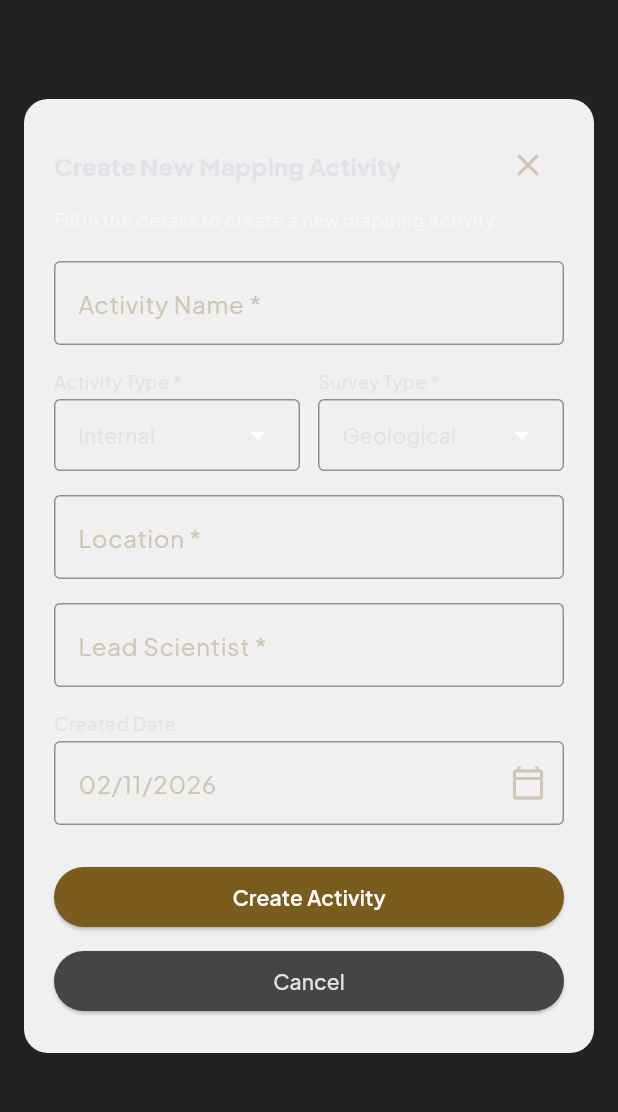
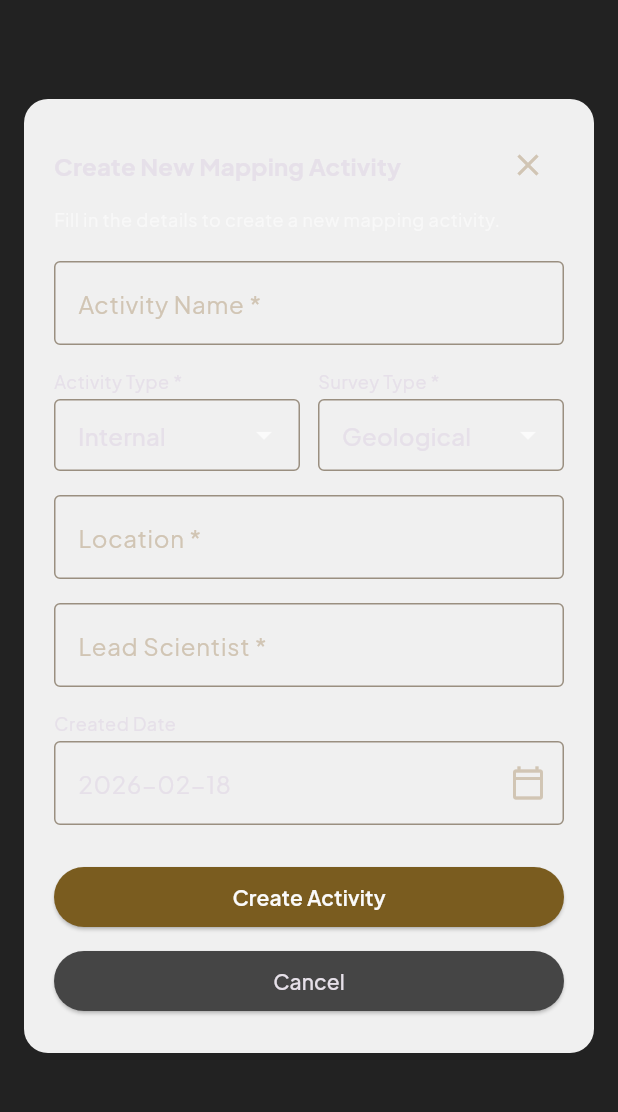
Before and after one commit to jlungo/madini_mobile, a Flutter app: the GeoscientificMappingCreatePage screen opened by its route, on a phone screen of 412 x 824 dp, the part 84-1196 px from its top. Run offline on Flutter 3.47's test engine with Material 3 defaults, Android fonts, the phone set to English and light mode, and no system bars; our stand-ins replace dartz, dio, flutter_dotenv, flutter_secure_storage, go_router, google_fonts; accounts and stored records are empty.

Commit message:
feat: create mapping activity form and refactor GeoscientificMappingCreatePage
- Introduced a new MappingActivityForm widget for reusable form functionality.
- Refactored GeoscientificMappingCreatePage to utilize the new form and integrate with MappingActivityController.
- Enhanced UI components and improved state management for loading states.

```diff
--- a/lib/features/geoscientific_survey/presentation/pages/geoscientific_mapping_create_page.dart
+++ b/lib/features/geoscientific_survey/presentation/pages/geoscientific_mapping_create_page.dart
@@ -1,9 +1,11 @@
 import 'package:flutter/material.dart';
 import 'package:go_router/go_router.dart';
+import 'package:provider/provider.dart';
 
-import '../../../../shared/widgets/app_button.dart';
-import '../../../../shared/widgets/app_input.dart';
 import '../../../../shared/widgets/app_scaffold.dart';
+import '../../domain/entities/mapping_activity_entity.dart';
+import '../controllers/mapping_activity_controller.dart';
+import '../widgets/mapping_activity_form.dart';
 
 class GeoscientificMappingCreatePage extends StatelessWidget {
   const GeoscientificMappingCreatePage({super.key});
@@ -13,11 +15,11 @@ class GeoscientificMappingCreatePage extends StatelessWidget {
     final theme = Theme.of(context);
 
     return AppScaffold(
-      body: Stack(
+      body: Consumer<MappingActivityController>(
+        builder: (context, ctrl, _) {
+          return Stack(
             children: [
-          Container(
-            color: Colors.black.withOpacity(0.2),
-          ),
+              Container(color: Colors.black.withValues(alpha: 0.2)),
               Center(
                 child: ConstrainedBox(
                   constraints: const BoxConstraints(maxWidth: 420),
@@ -45,7 +47,9 @@ class GeoscientificMappingCreatePage extends StatelessWidget {
                               ),
                               IconButton(
                                 icon: const Icon(Icons.close),
-                            onPressed: () => context.pop(),
+                                onPressed: ctrl.isLoading
+                                    ? null
+                                    : () => context.pop(),
                               ),
                             ],
                           ),
@@ -58,61 +62,12 @@ class GeoscientificMappingCreatePage extends StatelessWidget {
                             ),
                           ),
                           const SizedBox(height: 20),
-                      const AppInput(
-                        label: 'Activity Name *',
-                        hintText: 'Enter activity name',
-                      ),
-                      const SizedBox(height: 16),
-                      Row(
-                        children: const [
-                          Expanded(
-                            child: _DropdownField(
-                              label: 'Activity Type *',
-                              value: 'Internal',
-                            ),
-                          ),
-                          SizedBox(width: 12),
-                          Expanded(
-                            child: _DropdownField(
-                              label: 'Survey Type *',
-                              value: 'Geological',
-                            ),
-                          ),
-                        ],
-                      ),
-                      const SizedBox(height: 16),
-                      const AppInput(
-                        label: 'Location *',
-                        hintText: 'Enter location',
-                      ),
-                      const SizedBox(height: 16),
-                      const AppInput(
-                        label: 'Lead Scientist *',
-                        hintText: 'Enter lead scientist name',
-                      ),
-                      const SizedBox(height: 16),
-                      const _DateField(),
-                      const SizedBox(height: 24),
-                      AppButton(
-                        onPressed: () {},
-                        fullWidth: true,
-                        child: Text(
-                          'Create Activity',
-                          style: theme.textTheme.labelLarge?.copyWith(
-                            color: theme.colorScheme.onPrimary,
-                            fontWeight: FontWeight.w600,
-                          ),
-                        ),
-                      ),
-                      const SizedBox(height: 8),
-                      AppButton(
-                        onPressed: () => context.pop(),
-                        fullWidth: true,
-                        variant: AppButtonVariant.secondary,
-                        child: Text(
-                          'Cancel',
-                          style: theme.textTheme.labelLarge,
-                        ),
+                          MappingActivityForm(
+                            onSave: (MappingActivityEntity entity) =>
+                                _handleSave(context, ctrl, entity),
+                            isLoading: ctrl.isLoading,
+                            submitLabel: 'Create Activity',
+                            cancelLabel: 'Cancel',
                           ),
                         ],
                       ),
@@ -121,77 +76,35 @@ class GeoscientificMappingCreatePage extends StatelessWidget {
                 ),
               ),
             ],
+          );
+        },
+      ),
+    );
+  }
+
+  Future<void> _handleSave(
+    BuildContext context,
+    MappingActivityController ctrl,
+    MappingActivityEntity entity,
+  ) async {
+    final created = await ctrl.createActivity(entity);
+    if (!context.mounted) return;
+    if (created != null) {
+      context.pop();
+      ScaffoldMessenger.of(context).showSnackBar(
+        const SnackBar(
+            content: Text('Mapping activity created successfully')),
+      );
+    } else if (ctrl.hasError) {
+      ScaffoldMessenger.of(context).showSnackBar(
+        SnackBar(
+          content: Text(ctrl.errorMessage ?? 'Failed to create'),
+          action: SnackBarAction(
+            label: 'Dismiss',
+            onPressed: () => ctrl.clearError(),
+          ),
         ),
       );
     }
   }
-
-class _DropdownField extends StatelessWidget {
-  final String label;
-  final String value;
-
-  const _DropdownField({
-    required this.label,
-    required this.value,
-  });
-
-  @override
-  Widget build(BuildContext context) {
-    final theme = Theme.of(context);
-
-    return Column(
-      crossAxisAlignment: CrossAxisAlignment.start,
-      children: [
-        Text(
-          label,
-          style: theme.textTheme.bodySmall,
-        ),
-        const SizedBox(height: 4),
-        InputDecorator(
-          decoration: InputDecoration(
-            border: const OutlineInputBorder(),
-            contentPadding:
-                const EdgeInsets.symmetric(horizontal: 12, vertical: 10),
-          ),
-          child: Row(
-            mainAxisAlignment: MainAxisAlignment.spaceBetween,
-            children: [
-              Text(
-                value,
-                style: theme.textTheme.bodyMedium,
-              ),
-              const Icon(Icons.arrow_drop_down),
-            ],
-          ),
-        ),
-      ],
-    );
 }
-}
-
-class _DateField extends StatelessWidget {
-  const _DateField();
-
-  @override
-  Widget build(BuildContext context) {
-    final theme = Theme.of(context);
-
-    return Column(
-      crossAxisAlignment: CrossAxisAlignment.start,
-      children: [
-        Text(
-          'Created Date',
-          style: theme.textTheme.bodySmall,
-        ),
-        const SizedBox(height: 4),
-        TextField(
-          readOnly: true,
-          decoration: InputDecoration(
-            hintText: '02/11/2026',
-            suffixIcon: const Icon(Icons.calendar_today_outlined),
-          ),
-        ),
-      ],
-    );
-  }
-}
--- /dev/null
+++ b/lib/features/geoscientific_survey/presentation/widgets/mapping_activity_form.dart
@@ -0,0 +1,274 @@
+import 'package:flutter/material.dart';
+
+import '../../../../shared/widgets/app_button.dart';
+import '../../../../shared/widgets/app_input.dart';
+import '../../domain/entities/mapping_activity_entity.dart';
+
+/// Reusable form for create/edit mapping activity. Caller handles submit (create/update).
+class MappingActivityForm extends StatefulWidget {
+  const MappingActivityForm({
+    super.key,
+    this.initial,
+    required this.onSave,
+    this.isLoading = false,
+    this.submitLabel = 'Save',
+    this.cancelLabel = 'Cancel',
+  });
+
+  final MappingActivityEntity? initial;
+  final void Function(MappingActivityEntity entity) onSave;
+  final bool isLoading;
+  final String submitLabel;
+  final String cancelLabel;
+
+  @override
+  State<MappingActivityForm> createState() => _MappingActivityFormState();
+}
+
+class _MappingActivityFormState extends State<MappingActivityForm> {
+  final _formKey = GlobalKey<FormState>();
+  late final TextEditingController _nameController;
+  late final TextEditingController _locationController;
+  late final TextEditingController _leadScientistController;
+  late final TextEditingController _createdDateController;
+  String _activityType = 'Internal';
+  String _surveyType = 'Geological';
+
+  static const List<String> _activityTypes = ['Internal', 'Consultancy'];
+  static const List<String> _surveyTypes = [
+    'Geological',
+    'Geochemical',
+    'Geophysical',
+    'Geohazard',
+  ];
+
+  @override
+  void initState() {
+    super.initState();
+    final e = widget.initial;
+    _nameController = TextEditingController(text: e?.activityName ?? '');
+    _locationController = TextEditingController(text: e?.location ?? '');
+    _leadScientistController = TextEditingController(text: e?.leadScientist ?? '');
+    _createdDateController = TextEditingController(
+      text: e?.createdDate ?? _today(),
+    );
+    _activityType = e?.activityType ?? 'Internal';
+    _surveyType = e?.surveyType ?? 'Geological';
+  }
+
+  static String _today() {
+    final d = DateTime.now();
+    return '${d.year}-${d.month.toString().padLeft(2, '0')}-${d.day.toString().padLeft(2, '0')}';
+  }
+
+  @override
+  void dispose() {
+    _nameController.dispose();
+    _locationController.dispose();
+    _leadScientistController.dispose();
+    _createdDateController.dispose();
+    super.dispose();
+  }
+
+  MappingActivityEntity _buildEntity() {
+    final e = widget.initial;
+    return MappingActivityEntity(
+      id: e?.id ?? '',
+      activityName: _nameController.text.trim(),
+      activityType: _activityType,
+      surveyType: _surveyType,
+      location: _locationController.text.trim(),
+      status: e?.status ?? 'Planned',
+      createdDate: _createdDateController.text.trim(),
+      completedDate: e?.completedDate,
+      leadScientist: _leadScientistController.text.trim(),
+      samplesCollected: e?.samplesCollected ?? false,
+      basemapUploaded: e?.basemapUploaded ?? false,
+      reportsGenerated: e?.reportsGenerated ?? false,
+    );
+  }
+
+  void _submit() {
+    if (!_formKey.currentState!.validate()) return;
+    widget.onSave(_buildEntity());
+  }
+
+  Future<void> _pickDate() async {
+    final initial = DateTime.tryParse(_createdDateController.text);
+    final picked = await showDatePicker(
+      context: context,
+      initialDate: initial ?? DateTime.now(),
+      firstDate: DateTime(2000),
+      lastDate: DateTime(2100),
+    );
+    if (picked != null) {
+      _createdDateController.text =
+          '${picked.year}-${picked.month.toString().padLeft(2, '0')}-${picked.day.toString().padLeft(2, '0')}';
+    }
+  }
+
+  @override
+  Widget build(BuildContext context) {
+    final theme = Theme.of(context);
+
+    return Form(
+      key: _formKey,
+      child: Column(
+        crossAxisAlignment: CrossAxisAlignment.stretch,
+        mainAxisSize: MainAxisSize.min,
+        children: [
+          AppInput(
+            controller: _nameController,
+            label: 'Activity Name *',
+            hintText: 'Enter activity name',
+            enabled: !widget.isLoading,
+            validator: (v) =>
+                (v == null || v.trim().isEmpty) ? 'Required' : null,
+          ),
+          const SizedBox(height: 16),
+          Row(
+            children: [
+              Expanded(
+                child: _DropdownField(
+                  label: 'Activity Type *',
+                  value: _activityType,
+                  items: _activityTypes,
+                  enabled: !widget.isLoading,
+                  onChanged: (v) => setState(() => _activityType = v!),
+                ),
+              ),
+              const SizedBox(width: 12),
+              Expanded(
+                child: _DropdownField(
+                  label: 'Survey Type *',
+                  value: _surveyType,
+                  items: _surveyTypes,
+                  enabled: !widget.isLoading,
+                  onChanged: (v) => setState(() => _surveyType = v!),
+                ),
+              ),
+            ],
+          ),
+          const SizedBox(height: 16),
+          AppInput(
+            controller: _locationController,
+            label: 'Location *',
+            hintText: 'Enter location',
+            enabled: !widget.isLoading,
+            validator: (v) =>
+                (v == null || v.trim().isEmpty) ? 'Required' : null,
+          ),
+          const SizedBox(height: 16),
+          AppInput(
+            controller: _leadScientistController,
+            label: 'Lead Scientist *',
+            hintText: 'Enter lead scientist name',
+            enabled: !widget.isLoading,
+            validator: (v) =>
+                (v == null || v.trim().isEmpty) ? 'Required' : null,
+          ),
+          const SizedBox(height: 16),
+          _DateField(
+            controller: _createdDateController,
+            enabled: !widget.isLoading,
+            onTap: _pickDate,
+          ),
+          const SizedBox(height: 24),
+          AppButton(
+            onPressed: widget.isLoading ? null : _submit,
+            fullWidth: true,
+            child: Text(
+              widget.submitLabel,
+              style: theme.textTheme.labelLarge?.copyWith(
+                color: theme.colorScheme.onPrimary,
+                fontWeight: FontWeight.w600,
+              ),
+            ),
+          ),
+          const SizedBox(height: 8),
+          AppButton(
+            onPressed: widget.isLoading ? null : () => Navigator.of(context).pop(),
+            fullWidth: true,
+            variant: AppButtonVariant.secondary,
+            child: Text(widget.cancelLabel, style: theme.textTheme.labelLarge),
+          ),
+        ],
+      ),
+    );
+  }
+}
+
+class _DropdownField extends StatelessWidget {
+  const _DropdownField({
+    required this.label,
+    required this.value,
+    required this.items,
+    required this.enabled,
+    required this.onChanged,
+  });
+
+  final String label;
+  final String value;
+  final List<String> items;
+  final bool enabled;
+  final void Function(String?) onChanged;
+
+  @override
+  Widget build(BuildContext context) {
+    return Column(
+      crossAxisAlignment: CrossAxisAlignment.start,
+      children: [
+        Text(label, style: Theme.of(context).textTheme.bodySmall),
+        const SizedBox(height: 4),
+        DropdownButtonFormField<String>(
+          value: value,
+          items: items
+              .map((s) => DropdownMenuItem(value: s, child: Text(s)))
+              .toList(),
+          onChanged: enabled ? onChanged : null,
+          decoration: const InputDecoration(
+            border: OutlineInputBorder(),
+            contentPadding: EdgeInsets.symmetric(horizontal: 12, vertical: 10),
+          ),
+        ),
+      ],
+    );
+  }
+}
+
+class _DateField extends StatelessWidget {
+  const _DateField({
+    required this.controller,
+    required this.enabled,
+    required this.onTap,
+  });
+
+  final TextEditingController controller;
+  final bool enabled;
+  final VoidCallback onTap;
+
+  @override
+  Widget build(BuildContext context) {
+    return Column(
+      crossAxisAlignment: CrossAxisAlignment.start,
+      children: [
+        Text(
+          'Created Date',
+          style: Theme.of(context).textTheme.bodySmall,
+        ),
+        const SizedBox(height: 4),
+        TextFormField(
+          controller: controller,
+          readOnly: true,
+          enabled: enabled,
+          onTap: enabled ? onTap : null,
+          decoration: const InputDecoration(
+            border: OutlineInputBorder(),
+            hintText: 'YYYY-MM-DD',
+            suffixIcon: Icon(Icons.calendar_today_outlined),
+          ),
+        ),
+      ],
+    );
+  }
+}
```
Lines whose indentation alone changed are shown as unchanged.
